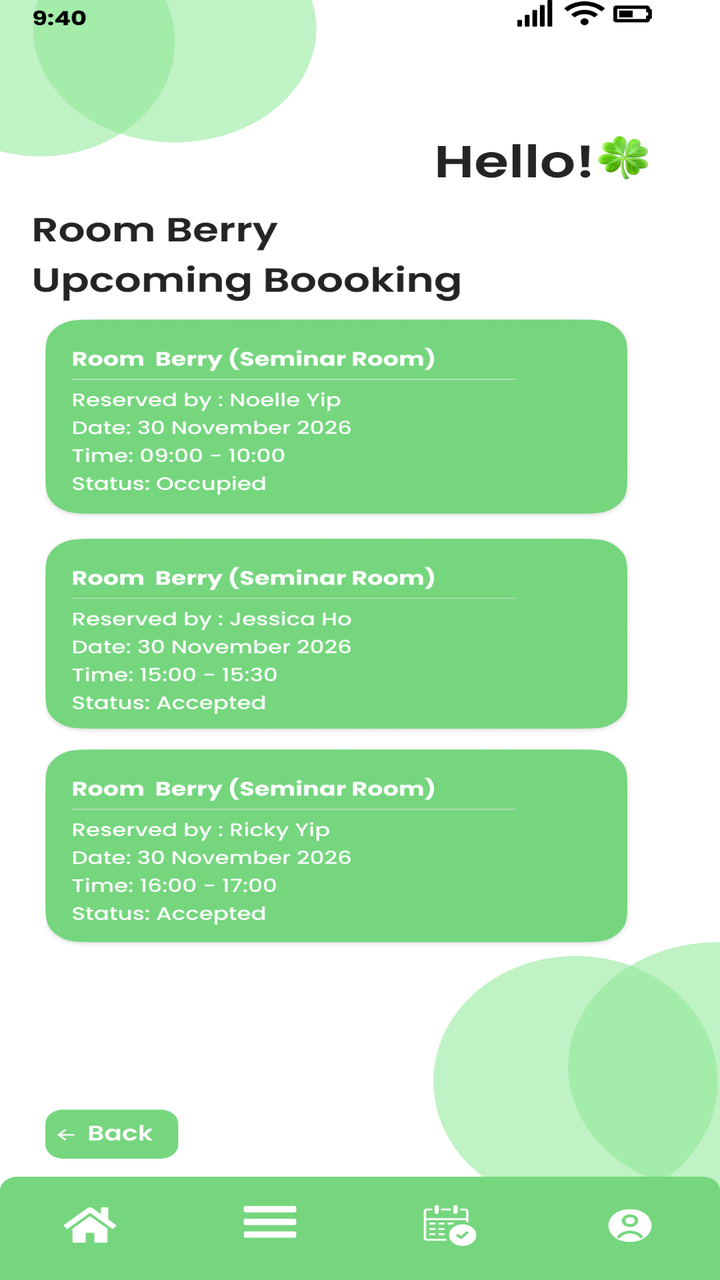
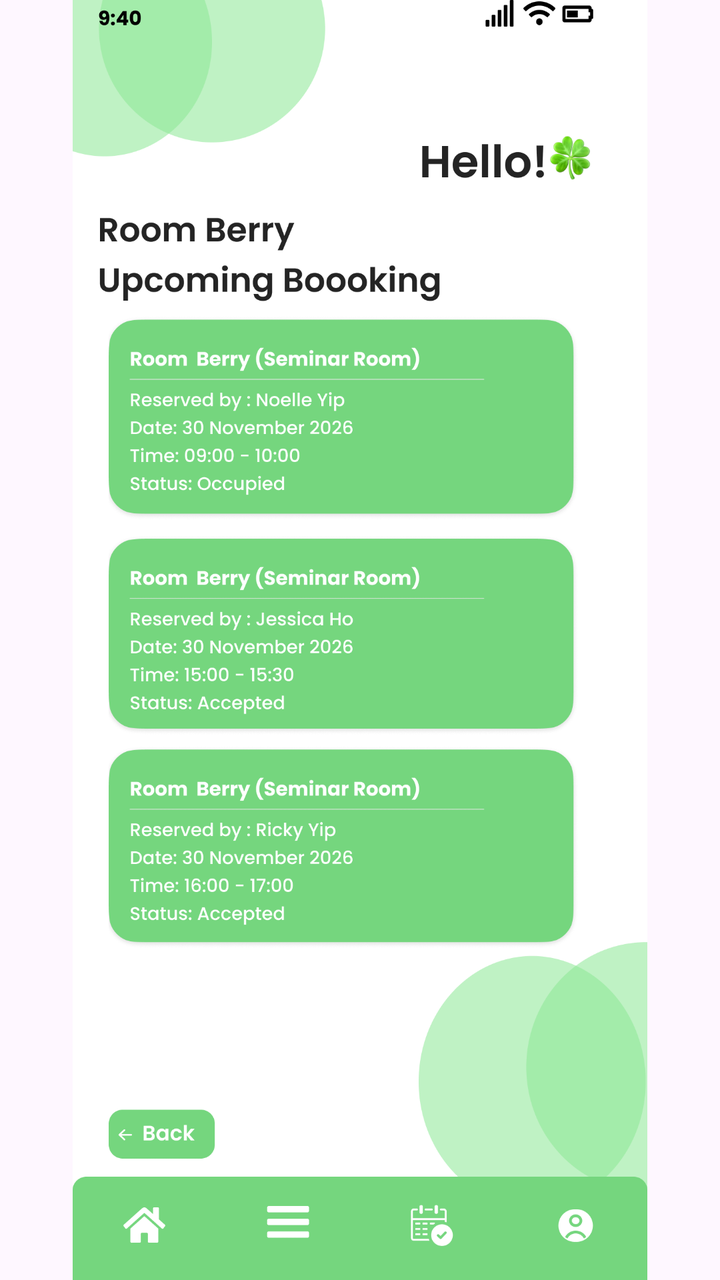

An Android layout rendered at two revisions. The XML below is the earlier revision; the diff shows what the commit changed to produce the second picture.
<!-- AndroidManifest.xml: application theme Theme.COMP2000HKSoftwareEngineeringAssessment -->
<!-- res/layout/activity_manager_roomstates_upcoming_b.xml -->
<?xml version="1.0" encoding="utf-8"?>
<androidx.constraintlayout.widget.ConstraintLayout xmlns:android="http://schemas.android.com/apk/res/android"
    xmlns:app="http://schemas.android.com/apk/res-auto"
    xmlns:tools="http://schemas.android.com/tools"
    android:id="@+id/main"
    android:layout_width="match_parent"
    android:layout_height="match_parent"
    tools:context=".manager_roomstates_upcoming_b">

    <ImageView
        android:id="@+id/iv_login_page"
        android:layout_width="match_parent"
        android:layout_height="match_parent"
        android:scaleType="fitXY"
        android:src="@drawable/manager_roomstates_upcoming_b"
        app:layout_constraintBottom_toBottomOf="parent"
        app:layout_constraintEnd_toEndOf="parent"
        app:layout_constraintStart_toStartOf="parent"
        app:layout_constraintTop_toTopOf="parent" />

    <ImageButton
        android:id="@+id/btn_managermenuhomebutton"
        android:layout_width="0dp"
        android:layout_height="0dp"
        android:background="@android:color/transparent"
        app:layout_constraintBottom_toBottomOf="parent"
        app:layout_constraintDimensionRatio="2:1"
        app:layout_constraintEnd_toEndOf="parent"
        app:layout_constraintHorizontal_bias="0.071"
        app:layout_constraintStart_toStartOf="parent"
        app:layout_constraintTop_toTopOf="parent"
        app:layout_constraintVertical_bias="0.97"
        app:layout_constraintWidth_percent="0.15 " />
    <ImageButton
        android:id="@+id/btn_managermenubutton"
        android:layout_width="0dp"
        android:layout_height="0dp"
        android:background="@android:color/transparent"
        app:layout_constraintBottom_toBottomOf="parent"
        app:layout_constraintDimensionRatio="2:1"
        app:layout_constraintEnd_toEndOf="parent"
        app:layout_constraintHorizontal_bias="0.369"
        app:layout_constraintStart_toStartOf="parent"
        app:layout_constraintTop_toTopOf="parent"
        app:layout_constraintVertical_bias="0.969"
        app:layout_constraintWidth_percent="0.15" />

    <ImageButton
        android:id="@+id/btn_managermybookingbutton"
        android:layout_width="0dp"
        android:layout_height="0dp"
        android:background="@android:color/transparent"
        app:layout_constraintBottom_toBottomOf="parent"
        app:layout_constraintDimensionRatio="2:1"
        app:layout_constraintEnd_toEndOf="parent"
        app:layout_constraintHorizontal_bias="0.644"
        app:layout_constraintStart_toStartOf="parent"
        app:layout_constraintTop_toTopOf="parent"
        app:layout_constraintVertical_bias="0.969"
        app:layout_constraintWidth_percent="0.15" />

    <ImageButton
        android:id="@+id/btn_managermyprofile"
        android:layout_width="0dp"
        android:layout_height="0dp"
        android:background="@android:color/transparent"
        app:layout_constraintBottom_toBottomOf="parent"
        app:layout_constraintDimensionRatio="2:1"
        app:layout_constraintEnd_toEndOf="parent"
        app:layout_constraintHorizontal_bias="0.957"
        app:layout_constraintStart_toStartOf="parent"
        app:layout_constraintTop_toTopOf="parent"
        app:layout_constraintVertical_bias="0.969"
        app:layout_constraintWidth_percent="0.15" />

    <ImageButton
        android:id="@+id/btn_select_datetime_select_back"
        android:layout_width="0dp"
        android:layout_height="0dp"
        android:background="@android:color/transparent"
        app:layout_constraintBottom_toBottomOf="parent"
        app:layout_constraintDimensionRatio="2.5:1"
        app:layout_constraintEnd_toEndOf="parent"
        app:layout_constraintHorizontal_bias="0.074"
        app:layout_constraintStart_toStartOf="parent"
        app:layout_constraintTop_toTopOf="parent"
        app:layout_constraintVertical_bias="0.9"
        app:layout_constraintWidth_percent="0.179 " />

</androidx.constraintlayout.widget.ConstraintLayout>
<!-- resources referenced by this layout -->
<resources>
  <!-- drawable manager_roomstates_upcoming_b: png bitmap (drawable, 202096 bytes) -->
  <style name="Theme.COMP2000HKSoftwareEngineeringAssessment" parent="Base.Theme.COMP2000HKSoftwareEngineeringAssessment" />
  <style name="Base.Theme.COMP2000HKSoftwareEngineeringAssessment" parent="Theme.Material3.DayNight.NoActionBar">
          
          
      </style>
</resources>

<!-- the commit's change to res/layout/activity_manager_roomstates_upcoming_b.xml (unified diff, before → after) -->
@@ -11,7 +11,7 @@
         android:id="@+id/iv_login_page"
         android:layout_width="match_parent"
         android:layout_height="match_parent"
-        android:scaleType="fitXY"
+        android:scaleType="fitCenter"
         android:src="@drawable/manager_roomstates_upcoming_b"
         app:layout_constraintBottom_toBottomOf="parent"
         app:layout_constraintEnd_toEndOf="parent"
